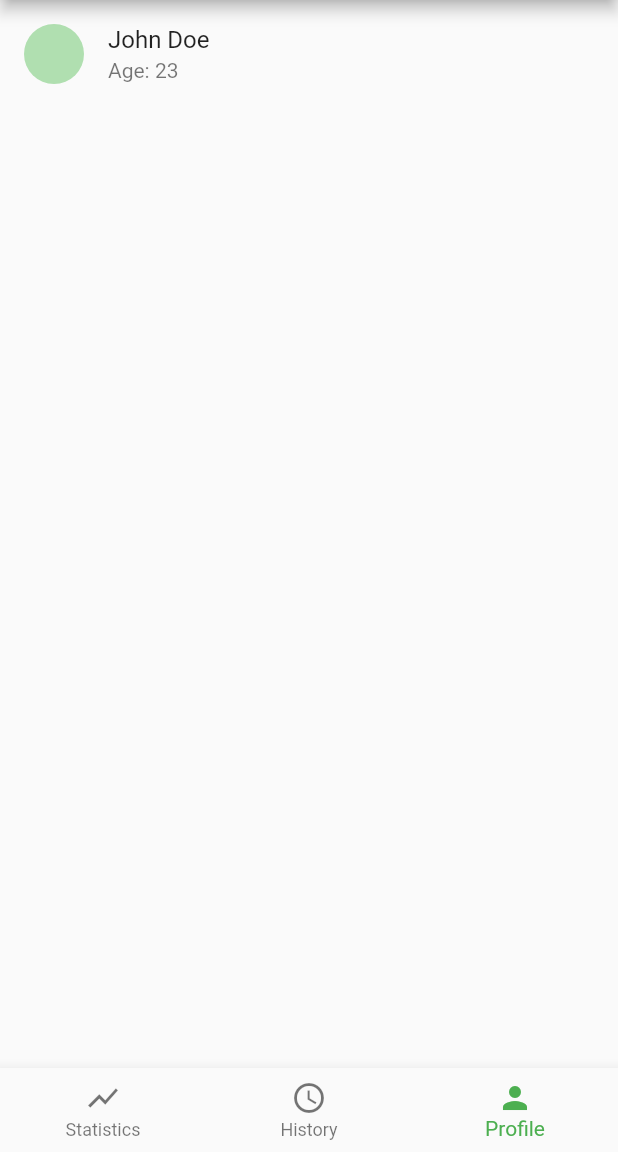
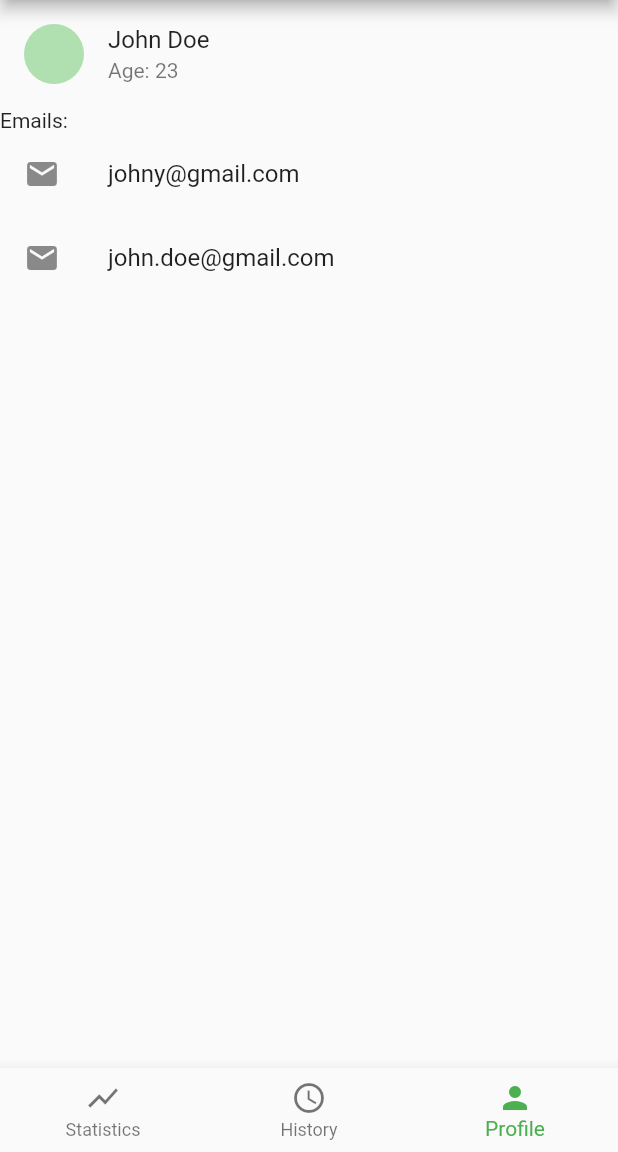
Before and after one commit to Fidev-io/framy, a Flutter app: the screen it shows after launch, item 3 of the bottom bar chosen, on a phone screen of 412 x 824 dp, the part 84-1236 px from its top. Run offline on Flutter 3.47's test engine with Material 2 defaults, Android fonts, the phone set to English and light mode, and no system bars; our stand-ins replace glob; missing offline and left inert: analyzer, build, dart_style, pedantic, source_gen.

Commit message:
Added user emails view

```diff
--- a/test_apps/weight_tracker/lib/models/user.dart
+++ b/test_apps/weight_tracker/lib/models/user.dart
@@ -5,6 +5,7 @@ class User {
   final String firstName;
   final String lastName;
   final int age;
+  final List<String> emails;
 
-  User(this.firstName, this.lastName, this.age);
+  User(this.firstName, this.lastName, this.age, {this.emails});
 }
--- a/test_apps/weight_tracker/lib/pages/profile_page.dart
+++ b/test_apps/weight_tracker/lib/pages/profile_page.dart
@@ -1,14 +1,21 @@
 import 'package:flutter/material.dart';
 import 'package:weight_tracker/models/user.dart';
 import 'package:weight_tracker/widgets/user_data_card.dart';
+import 'package:weight_tracker/widgets/user_emails_view.dart';
 
 class ProfilePage extends StatelessWidget {
   @override
   Widget build(BuildContext context) {
-    final user = User('John', 'Doe', 23);
+    final user = User(
+      'John',
+      'Doe',
+      23,
+      emails: ['johny@gmail.com', 'john.doe@gmail.com'],
+    );
     return Column(
       children: [
         UserDataCard(user: user),
+        UserEmailsView(user: user),
       ],
     );
   }
--- /dev/null
+++ b/test_apps/weight_tracker/lib/widgets/user_emails_view.dart
@@ -0,0 +1,35 @@
+import 'package:flutter/material.dart';
+import 'package:framy_annotation/framy_annotation.dart';
+import 'package:weight_tracker/models/user.dart';
+
+@framyWidget
+class UserEmailsView extends StatelessWidget {
+  final User user;
+
+  const UserEmailsView({Key key, @required this.user})
+      : super(key: key ?? const Key('UserEmailsView'));
+
+  @override
+  Widget build(BuildContext context) {
+    if (user?.emails?.isEmpty ?? true) {
+      return Text('No email');
+    } else if (user.emails.length == 1) {
+      return ListTile(
+        title: Text(user.emails.first),
+        subtitle: Text('Email'),
+        leading: Icon(Icons.email),
+      );
+    } else {
+      return Column(
+        crossAxisAlignment: CrossAxisAlignment.start,
+        children: [
+          Text('Emails:'),
+          ...user.emails.map((email) => ListTile(
+                title: Text(email),
+                leading: Icon(Icons.email),
+              )),
+        ],
+      );
+    }
+  }
+}
```
Also changed, not shown: test_apps/weight_tracker/lib/main.app.framy.dart (+85 -0 lines), test_apps/weight_tracker/test_driver/app_test.dart (+20 -0 lines).
